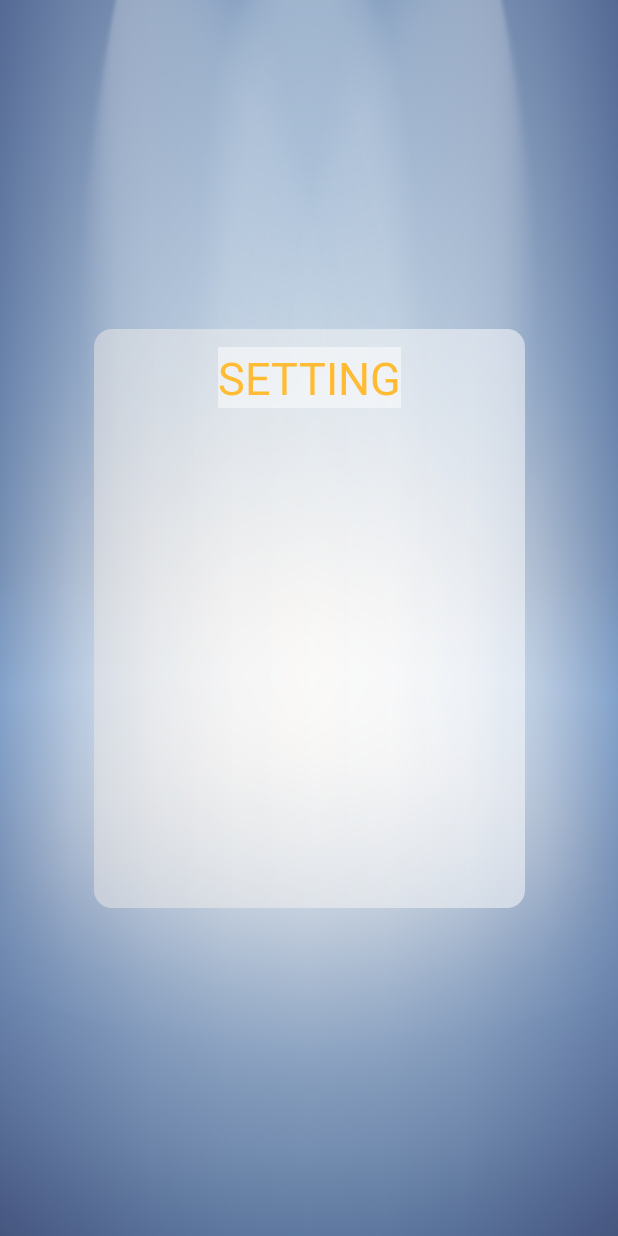
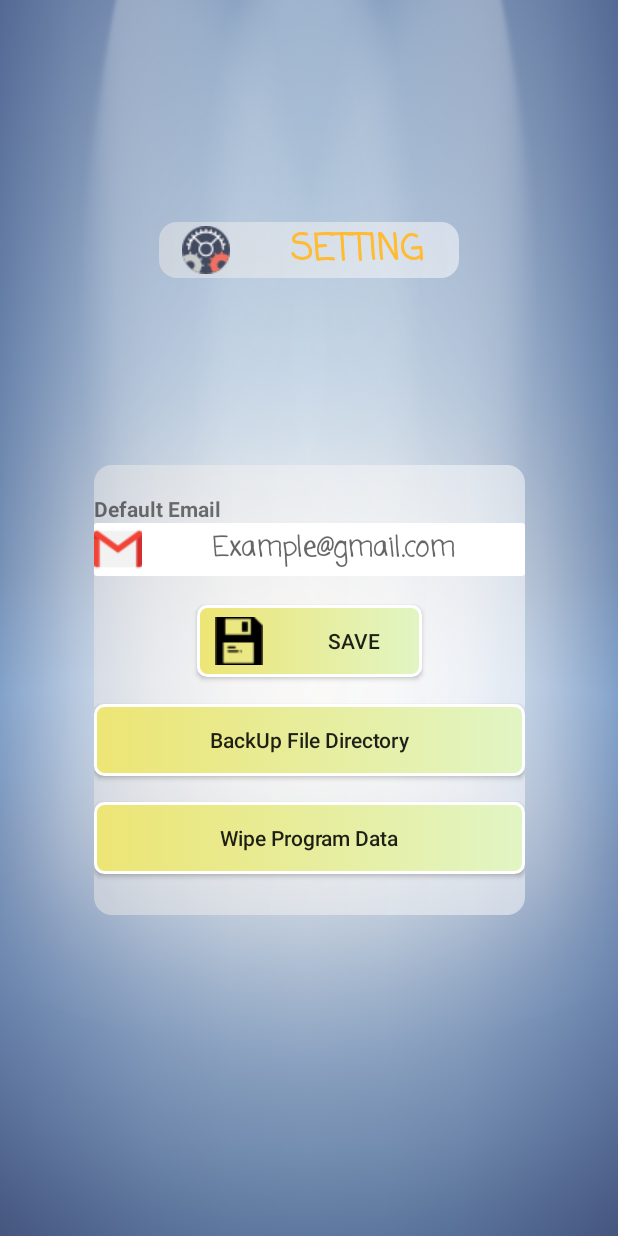
Before and after one commit to ahmadkhedr/Scan, an Android app: the Setting screen opened directly, with no data from a screen before it, on a phone screen of 412 x 824 dp. Run offline under Robolectric (Android 15) with nearby library versions, the phone set to English and light mode, and no system bars; Roboto replaces fonts that are not available here.

Commit message:
"Contitues"

```diff
--- a/app/build.gradle
+++ b/app/build.gradle
@@ -4,7 +4,7 @@ android {
     compileSdkVersion 26
     defaultConfig {
         applicationId "kedr.emam.ahmad.scan"
-        minSdkVersion 16
+        minSdkVersion 19
         targetSdkVersion 26
         versionCode 1
         versionName "1.0"
--- a/app/src/main/java/kedr/emam/ahmad/scan/Email.java
+++ b/app/src/main/java/kedr/emam/ahmad/scan/Email.java
@@ -89,7 +89,6 @@ else if (radioGroup.getCheckedRadioButtonId() == R.id.radiotext) {
             // the name of the file to export with
             File saveFile = new File(sdCardDir, filename);
             FileWriter fw = new FileWriter(saveFile);
-
             BufferedWriter bw = new BufferedWriter(fw);
             rowcount = c.getCount();
             colcount = c.getColumnCount();
--- a/app/src/main/java/kedr/emam/ahmad/scan/Setting.java
+++ b/app/src/main/java/kedr/emam/ahmad/scan/Setting.java
@@ -12,11 +12,7 @@ public class Setting extends AppCompatActivity {
         super.onCreate(savedInstanceState);
         setContentView(R.layout.activity_setting);
 
-        /////font Style
-        TextView SettingHeader = findViewById(R.id.SettingHeader);
-        Typeface font = Typeface.createFromAsset(getAssets(), "fonts/mandali.ttf");
-        SettingHeader.setTypeface(font);
-        /////////////\\\\\\\\
+
 
     }
 }
--- a/app/src/main/res/layout/activity_email.xml
+++ b/app/src/main/res/layout/activity_email.xml
@@ -29,11 +29,12 @@
             android:layout_centerHorizontal="true"
             android:layout_marginTop="43dp"
             android:background="@drawable/textviewbackground"
+            android:drawableLeft="@drawable/gmail"
             android:ems="10"
             android:gravity="center"
             android:hint="example@gmail.com"
-            android:drawableLeft="@drawable/gmail"
             android:inputType="textEmailAddress"
+            android:textStyle="bold"
             tools:layout_editor_absoluteX="85dp"
             tools:layout_editor_absoluteY="36dp" />
 
--- a/app/src/main/res/layout/activity_inventory.xml
+++ b/app/src/main/res/layout/activity_inventory.xml
@@ -33,7 +33,8 @@
             android:drawableLeft="@drawable/barcode"
             android:fontFamily="casual"
             android:gravity="center"
-            android:hint="@string/barcode_info" />
+            android:hint="@string/barcode_info"
+            android:textStyle="bold" />
 
         <EditText
             android:id="@+id/name"
@@ -47,7 +48,8 @@
             android:drawableLeft="@drawable/horizontal"
             android:fontFamily="casual"
             android:gravity="center"
-            android:hint="@string/product_n1ame" />
+            android:hint="@string/product_n1ame"
+            android:textStyle="bold" />
 
         <EditText
             android:id="@+id/num"
@@ -62,7 +64,8 @@
             android:fontFamily="casual"
             android:gravity="center"
             android:hint="@string/enert_you_quantity"
-            android:inputType="number" />
+            android:inputType="number"
+            android:textStyle="bold" />
 
         <Button
             android:id="@+id/btnSave"
--- a/app/src/main/res/layout/activity_setting.xml
+++ b/app/src/main/res/layout/activity_setting.xml
@@ -7,35 +7,109 @@
     android:background="@drawable/light3"
     tools:context="kedr.emam.ahmad.scan.Setting">
 
+    <TextView
+        android:id="@+id/settingHeader"
+        android:layout_width="200dp"
+        android:layout_height="wrap_content"
+        android:layout_alignParentTop="true"
+        android:layout_centerHorizontal="true"
+        android:layout_marginTop="148dp"
+        android:background="@drawable/layoutbackground"
+        android:drawableLeft="@drawable/settingss"
+        android:drawablePadding="15dp"
+        android:fontFamily="casual"
+        android:paddingLeft="15dp"
+        android:text="@string/Setting"
+        android:textAlignment="center"
+        android:textAllCaps="false"
+        android:textColor="@android:color/holo_orange_light"
+        android:textSize="24sp"
+        android:textStyle="bold"
+        app:layout_constraintEnd_toEndOf="parent"
+        app:layout_constraintStart_toStartOf="parent"
+        app:layout_constraintTop_toTopOf="parent"
+        tools:text="@string/Setting" />
+
     <RelativeLayout
         android:id="@+id/relativeLayout5"
         android:layout_width="287dp"
-        android:layout_height="386dp"
-        android:layout_marginBottom="8dp"
+        android:layout_height="300dp"
+        android:layout_marginBottom="89dp"
         android:layout_marginEnd="58dp"
         android:layout_marginStart="58dp"
-        android:layout_marginTop="8dp"
+        android:background="@drawable/layoutbackground"
         app:layout_constraintBottom_toBottomOf="parent"
         app:layout_constraintEnd_toEndOf="parent"
         app:layout_constraintStart_toStartOf="parent"
-        android:background="@drawable/layoutbackground"
-        app:layout_constraintTop_toTopOf="parent">
+        app:layout_constraintTop_toBottomOf="@+id/settingHeader">
+
+        <EditText
+            android:id="@+id/editText"
+            android:layout_width="match_parent"
+            android:layout_height="wrap_content"
+            android:layout_alignParentLeft="true"
+            android:layout_alignParentStart="true"
+            android:layout_below="@+id/textView2"
+            android:background="@drawable/textviewbackground"
+            android:drawableLeft="@drawable/gmail"
+            android:ems="10"
+            android:fontFamily="casual"
+            android:gravity="center"
+            android:hint="Example@gmail.com"
+            android:inputType="textEmailAddress"
+            android:textStyle="bold" />
 
         <TextView
-            android:id="@+id/SettingHeader"
+            android:id="@+id/textView2"
             android:layout_width="wrap_content"
             android:layout_height="wrap_content"
+            android:layout_alignParentLeft="true"
+            android:layout_alignParentStart="true"
             android:layout_alignParentTop="true"
+            android:layout_marginTop="19dp"
+            android:text="@string/Default"
+            android:textStyle="bold"
+            tools:text="@string/Default" />
+
+        <Button
+            android:id="@+id/button2"
+            android:layout_width="150dp"
+            android:layout_height="wrap_content"
+            android:layout_below="@+id/editText"
             android:layout_centerHorizontal="true"
-            android:layout_marginTop="12dp"
-            android:background="#80ffffff"
-            android:fontFamily="casual"
-            android:text="@string/Setting"
-            android:textAlignment="center"
-            android:textAllCaps="true"
-            android:textColor="@android:color/holo_orange_light"
-            android:textSize="30sp"
-            android:textStyle="bold|italic"
-            tools:text="@string/Setting" />
+            android:layout_marginTop="19dp"
+            android:background="@drawable/button_background2"
+            android:drawableLeft="@drawable/save"
+            android:drawablePadding="15dp"
+            android:paddingLeft="12dip"
+            android:text="@string/save"
+            tools:text="@string/save" />
+
+        <Button
+            android:id="@+id/button3"
+            android:layout_width="match_parent"
+            android:layout_height="wrap_content"
+            android:layout_below="@+id/button2"
+            android:layout_centerHorizontal="true"
+            android:layout_marginTop="18dp"
+            android:background="@drawable/button_background2"
+            android:text="@string/Backupfiledirectory"
+
+            android:textAllCaps="false"
+            tools:text="@string/Backupfiledirectory" />
+
+        <Button
+            android:id="@+id/button4"
+            android:layout_width="match_parent"
+            android:layout_height="wrap_content"
+            android:layout_below="@+id/button3"
+            android:layout_centerHorizontal="true"
+
+            android:layout_marginTop="17dp"
+            android:background="@drawable/button_background2"
+            android:text="@string/Formate"
+            android:textAllCaps="false"
+            tools:text="@string/Formate" />
+
     </RelativeLayout>
 </android.support.constraint.ConstraintLayout>
--- a/app/src/main/res/layout/activity_view_code.xml
+++ b/app/src/main/res/layout/activity_view_code.xml
@@ -34,7 +34,8 @@
             android:drawableLeft="@drawable/barcode"
             android:fontFamily="casual"
             android:gravity="center"
-            android:hint="@string/barcode_info" />
+            android:hint="@string/barcode_info"
+            android:textStyle="bold" />
 
         <EditText
             android:id="@+id/name"
@@ -49,7 +50,8 @@
             android:drawableLeft="@drawable/horizontal"
             android:fontFamily="casual"
             android:gravity="center"
-            android:hint="@string/product_n1ame" />
+            android:hint="@string/product_n1ame"
+            android:textStyle="bold" />
 
         <EditText
             android:id="@+id/num"
@@ -65,7 +67,8 @@
             android:fontFamily="casual"
             android:gravity="center"
             android:hint="@string/enert_you_quantity"
-            android:inputType="number" />
+            android:inputType="number"
+            android:textStyle="bold" />
 
         <Button
             android:id="@+id/btnSave"
--- a/app/src/main/res/values/strings.xml
+++ b/app/src/main/res/values/strings.xml
@@ -15,10 +15,13 @@
     <string name="dialog_fire_missiles">Plz Check Internet Conncetion </string>
     <string name="Alertfaild">No Internet </string>
     <string name="OK">OK</string>
+    <string name="Default">Default Email </string>
     <string name="SaveandScan">Save / Scan</string>
     <string name="quantity">Quantity:</string>
+    <string name="Backupfiledirectory">BackUp File Directory </string>
     <string name="Setting">SETTING</string>
     <string name="Exit">Exit</string>
     <string name="title_activity_inventory">Inventory</string>
     <string name="inventory">Inventory</string>
+    <string name="Formate"> Wipe Program Data </string>
 </resources>
```
Also changed, not shown: app/src/main/res/drawable/save.png (added), app/src/main/res/drawable/settingss.png (added).
